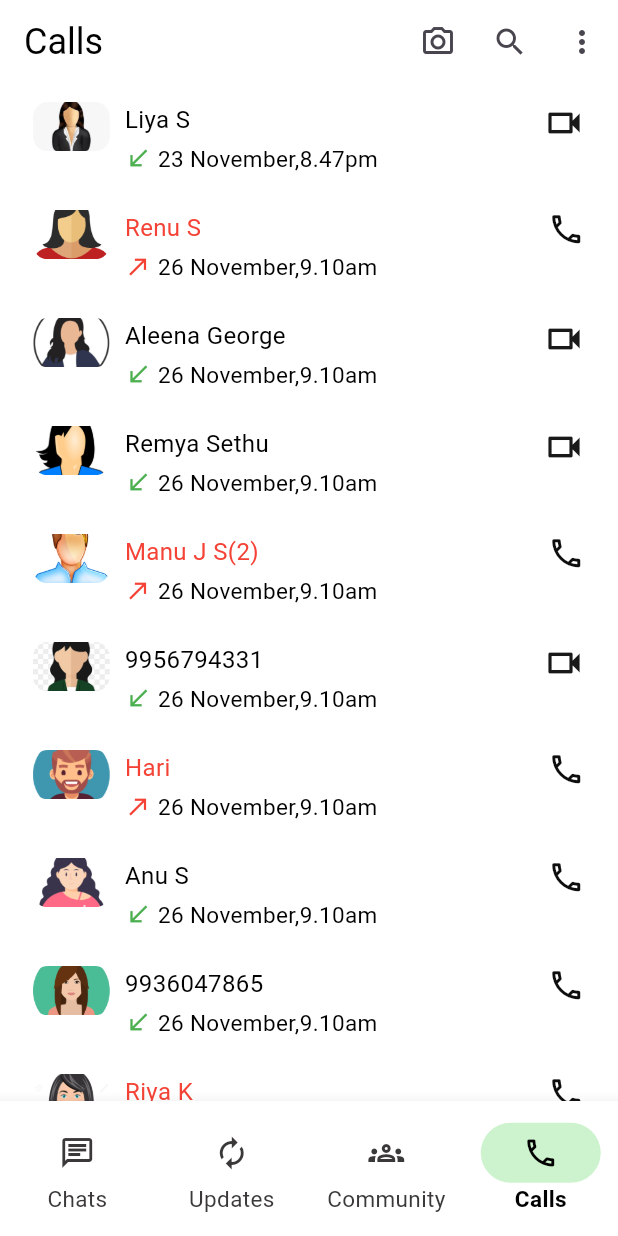
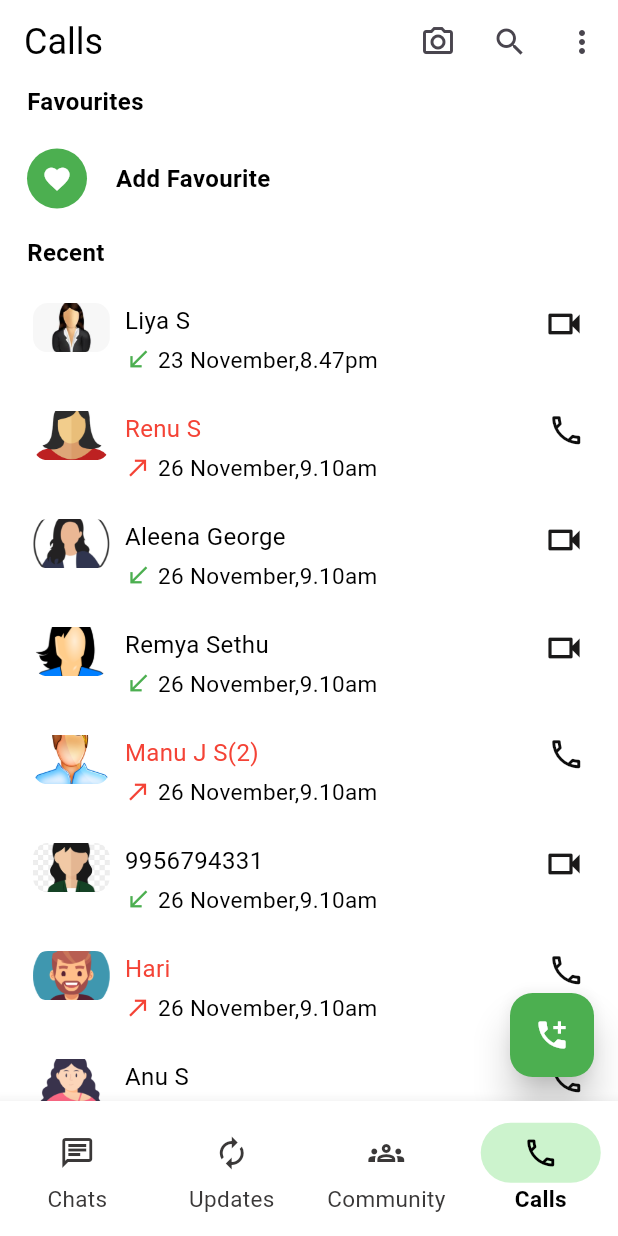
Before and after one commit to ardrajiji/WhatsApp_design, a Flutter app: the screen it shows after launch, item 4 of the bottom bar chosen, on a phone screen of 412 x 824 dp. Run offline on Flutter 3.47's test engine with Material 3 defaults, Android fonts, the phone set to English and light mode, and no system bars.

Commit message:
"Updated CallHome and CommunityHome widgets with new UI elements and layout changes."

```diff
--- a/lib/views/call_home.dart
+++ b/lib/views/call_home.dart
@@ -2,8 +2,7 @@ import 'package:flutter/material.dart';
 import 'package:whatsapp/widget/calls.dart';
 
 class CallListHome extends StatelessWidget {
-  final List<Map<String, dynamic>> details =
-  [
+  final List<Map<String, dynamic>> details = [
     {
     "name": "Liya S",
     "image": "assets/users/user1.jpg",
@@ -98,28 +97,91 @@ class CallListHome extends StatelessWidget {
 
   ];
 
- CallListHome({super.key});
+  CallListHome({super.key});
 
   @override
   Widget build(BuildContext context) {
-    //double screenWidth = MediaQuery.of(context).size.width;
-    //double screenHeight = MediaQuery.of(context).size.height;
-    return  Scaffold(
+    return Scaffold(
       backgroundColor: Colors.white,
-      body: Column(
-        children: [
+      body: SingleChildScrollView(
+        child: Column(
+          crossAxisAlignment: CrossAxisAlignment.start,
+          children: [
+            // Scrollable Text
+            Padding(
+              padding: const EdgeInsets.only(left: 18),
+              child: Column(
+                children: [
+                  const Row(
+                    children: [
+                      Text(
+                        "Favourites",
+                        style: TextStyle(
+                          color: Colors.black,
+                          fontSize: 16,
+                          fontWeight: FontWeight.bold
+                        ),
+                      ),
+                    ],
+                  ),
+                  const SizedBox(height: 20,),
+                  Row(
+                    children: [
+                     GestureDetector(
+                        onTap: () {
 
-          Expanded(
-            child: ListView.builder(
-              itemCount: details.length,
-              shrinkWrap: true,
-              scrollDirection: Axis.vertical,
-              itemBuilder: (context, index) {
-                final item = details[index];
+                        },
+                        child: Container(
+                          width: 40,
+                          height: 40,
+                          decoration: const BoxDecoration(
+                            shape: BoxShape.circle,
+                            color: Colors.green,
+                          ),
+                          child: const Center(
+                            child: Icon(
+                              Icons.favorite,
+                              color: Colors.white,
+                              size: 20,
+                            ),
+                          ),
+                        ),
+                      ),
+
+                      const SizedBox(width: 15,),
+                      const Text(
+                        " Add Favourite",
+                          style: TextStyle(
+                          color: Colors.black,
+                          fontSize: 16,
+                          fontWeight: FontWeight.bold
+                        ),
+                      ),
+                            ]
+                  ),
+                  const SizedBox(height: 18,),
+                  const Row(children: [
+                    Text(
+                        "Recent",
+                        style: TextStyle(
+                          color: Colors.black,
+                          fontSize: 16,
+                          fontWeight: FontWeight.bold
+                        ),
+                      ),
+                  ],),
+                  const SizedBox(height: 10,),
+                ],
+              ),
+            ),
+
+            // Scrollable List Items
+            Column(
+              children: details.map((item) {
                 return Padding(
                   padding: const EdgeInsets.symmetric(horizontal: 10.0),
                   child: CallPage(
-                   name: item['name'],
+                    name: item['name'],
                     image: item['image'],
                     calldetails: item['calldetails'],
                     content: item['content'],
@@ -128,14 +190,31 @@ class CallListHome extends StatelessWidget {
                     callstatus: item['callstatus'],
                   ),
                 );
-              },
+              }).toList(),
             ),
-          )
+          ],
+        ),
+      ),
 
-
-        ]
-
+      floatingActionButton: FloatingActionButton(
+        onPressed: () {
+          // Navigate to the next page when pressed
+          // Navigator.push(
+          //   context,
+          //   MaterialPageRoute(builder: (context) => const NextPage()),
+          // );
+        },
+        tooltip: 'New call', // Tooltip when FAB is long pressed
+        backgroundColor: Colors.green, // Background color
+        foregroundColor: Colors.white, // Icon color
+        elevation: 10.0, // Shadow below the FAB
+        shape: RoundedRectangleBorder(
+          borderRadius: BorderRadius.circular(15), // Custom FAB shape
+        ),
+        //heroTag: 'fab-next-page', // Unique hero tag for animations
+        child: const Icon(Icons.add_call), // Icon inside the FAB
       ),
+      floatingActionButtonLocation: FloatingActionButtonLocation.endFloat, // Location of the FAB
 
     );
   }
--- a/lib/widget/community.dart
+++ b/lib/widget/community.dart
@@ -5,7 +5,10 @@ class CommunityPage extends StatelessWidget {
 
   @override
   Widget build(BuildContext context) {
-    return Container(
+    return  Scaffold(
+      backgroundColor: Colors.white,
+        body: Center(
+        child:Container(
       //first row
       child:  Column(
         children: [
@@ -52,7 +55,12 @@ class CommunityPage extends StatelessWidget {
 
 
           //second row
-          Card(
+           GestureDetector(
+              onTap: () {
+                // Define the action to be performed when the card is tapped
+               // print("Card tapped!");
+              },
+              child: Card(
                 elevation: 1, // Adds shadow for a material look
                 shape: RoundedRectangleBorder(
                   borderRadius: BorderRadius.circular(2), // Rounds the card edges
@@ -91,11 +99,12 @@ class CommunityPage extends StatelessWidget {
                   ),
                 ),
               ),
+            ),
 
 
           // Third row
                 Card(
-                elevation: 4, // Adds shadow for the card
+                elevation: 2, // Adds shadow for the card
                 shape: RoundedRectangleBorder(
                 borderRadius: BorderRadius.circular(10), // Rounds the edges of the card
                 ),
@@ -197,6 +206,9 @@ class CommunityPage extends StatelessWidget {
 
         ],
       ),
+    )
+
+    ),
     );
   }
 }
```
Also changed, not shown: lib/views/communityhome.dart (+207 -0 lines). Lines whose indentation alone changed are shown as unchanged.
